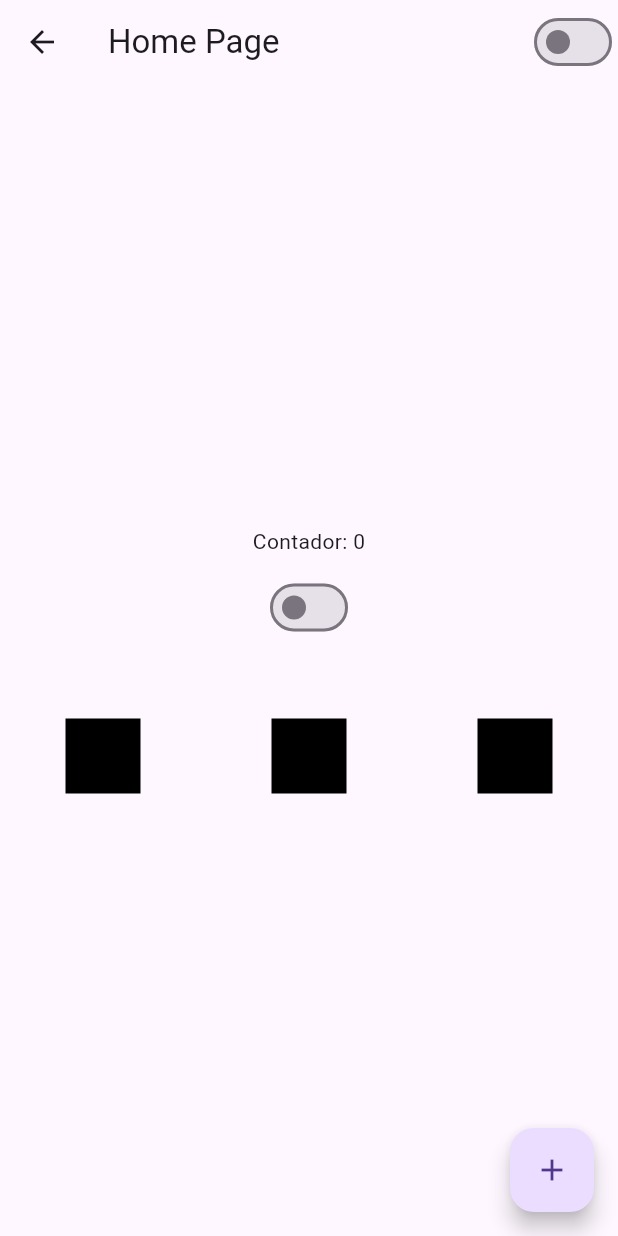
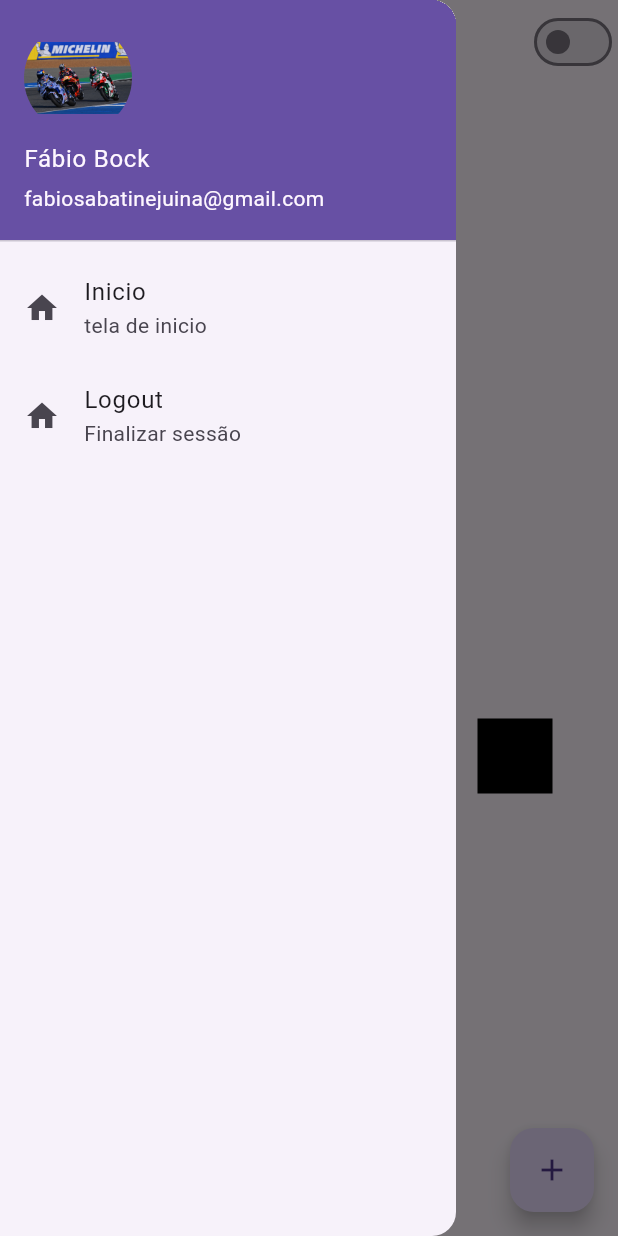
Before and after one commit to fabiosabatinebock/Project_Flutterando, a Flutter app: the HomePage screen opened by its route, with the side drawer open (before the commit the screen has no drawer), on a phone screen of 412 x 824 dp. Run offline on Flutter 3.47's test engine with Material 3 defaults, Android fonts, the phone set to English and light mode, and no system bars.

Commit message:
Aula final

```diff
--- a/ola_mundo/lib/home_page.dart
+++ b/ola_mundo/lib/home_page.dart
@@ -15,6 +15,34 @@ class HomePageState extends State<HomePage>{
   @override
   Widget build(BuildContext context) {
     return Scaffold(
+      drawer: Drawer(
+        child: Column(
+          children: [
+            UserAccountsDrawerHeader(
+              currentAccountPicture: ClipRRect(
+                borderRadius: BorderRadius.circular(40),
+                child: Image.asset('assets/images/capaVariado.png')),
+              accountName: Text('Fábio Bock'),
+              accountEmail: Text('fabiosabatinejuina@gmail.com'),),
+            ListTile(
+              leading: Icon(Icons.home),
+              title: Text('Inicio'),
+              subtitle: Text('tela de inicio'),
+              onTap: (){
+                print('home');
+              },
+            ),
+            ListTile(
+              leading: Icon(Icons.home),
+              title: Text('Logout'),
+              subtitle: Text('Finalizar sessão'),
+              onTap: (){
+                Navigator.of(context).pushReplacementNamed('/');
+              },
+            ),
+          ],
+        ),
+      ),
       appBar: AppBar(
         title: Text('Home Page'),
         actions: [
--- a/ola_mundo/pubspec.yaml
+++ b/ola_mundo/pubspec.yaml
@@ -62,6 +62,7 @@ flutter:
   assets:
     - assets/images/logo.png
     - assets/images/background.png
+    - assets/images/capaVariado.png
 
   # An image asset can refer to one or more resolution-specific "variants", see
   # https://flutter.dev/assets-and-images/#resolution-aware
```
Also changed, not shown: ola_mundo/lib/login_page.dart (+13 -0 lines), ola_mundo/assets/images/capaVariado.png (added).
